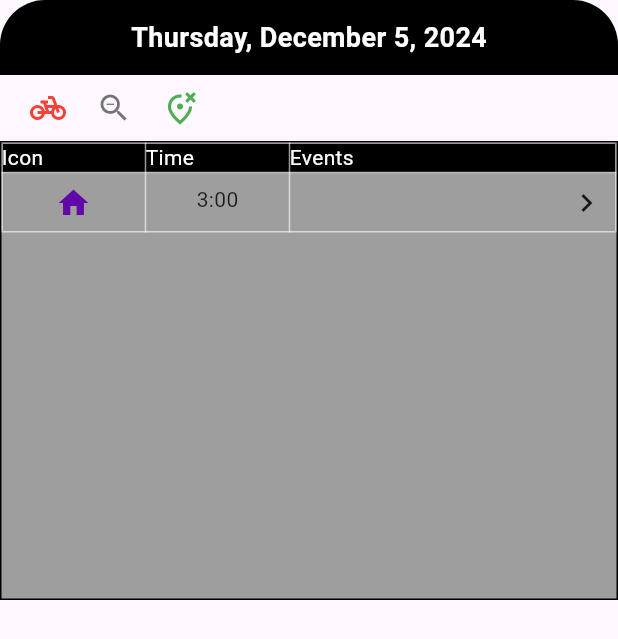
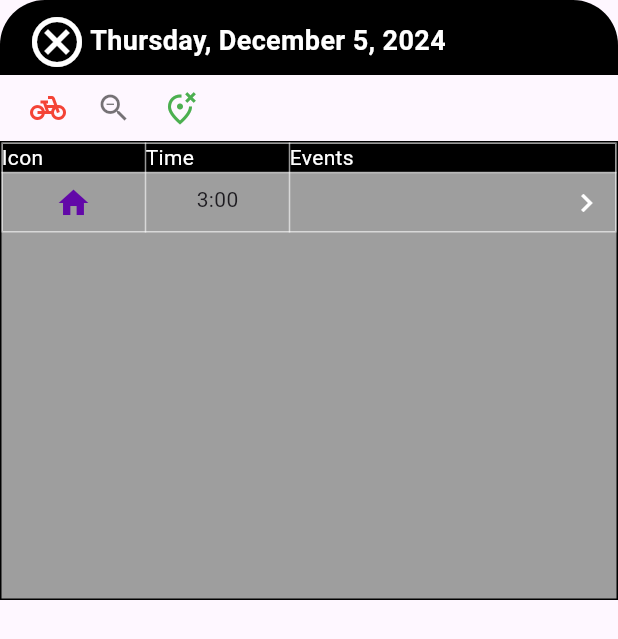
Before and after one commit to Prince-AppsTango/flutter_file_structure, a Flutter app: the CustomBottomSheet widget shown alone on an empty page, opened directly with empty values, on a phone screen of 412 x 824 dp. Shown: the top 639 px of the screen. Run offline on Flutter 3.47's test engine with Material 3 defaults, Android fonts, the phone set to English and light mode, and no system bars; our stand-ins replace bloc, equatable, flutter_calendar_carousel, flutter_svg, fpdart.

Commit message:
all design done

```diff
--- a/lib/features/HomePage/presentation/widgets/bottom_sheet.dart
+++ b/lib/features/HomePage/presentation/widgets/bottom_sheet.dart
@@ -28,12 +28,38 @@ class CustomBottomSheet extends StatelessWidget {
                     topRight: Radius.circular(30))),
             width: double.maxFinite,
             child: Center(
+              child: Row(
+                crossAxisAlignment: CrossAxisAlignment.center,
+                children: [
+                  SizedBox(
+                    width: 10,
+                  ),
+                  Container(
+                    width: 40,
+                    child: IconButton(
+                        onPressed: () {
+                          Navigator.pop(context);
+                        },
+                        icon: Icon(
+                          Icons.cancel_outlined,
+                          color: Colors.white,
+                          size: 40,
+                        )),
+                  ),
+                  SizedBox(
+                    width: 10,
+                  ),
+                  Padding(
+                    padding: EdgeInsets.only(top: 5),
                     child: Text(
                       formattedDate,
                       style: TextStyle(
                           color: Colors.white,
                           fontSize: 18,
                           fontWeight: FontWeight.bold),
+                    ),
+                  ),
+                ],
               ),
             ),
           ),
@@ -129,7 +155,13 @@ class CustomBottomSheet extends StatelessWidget {
                           child: Row(
                             crossAxisAlignment: CrossAxisAlignment.center,
                             mainAxisAlignment: MainAxisAlignment.spaceBetween,
-                            children: [Text(title), Icon(Icons.chevron_right)],
+                            children: [
+                              Text(title),
+                              Icon(
+                                Icons.chevron_right,
+                                color: Colors.white,
+                              )
+                            ],
                           ),
                         ),
                       ),
```
Lines whose indentation alone changed are shown as unchanged.
